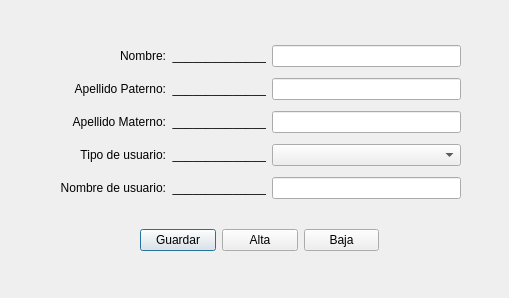
First picture: the form in ModifyUser.ui, repository degorck/enduring-chambers, before the edit.
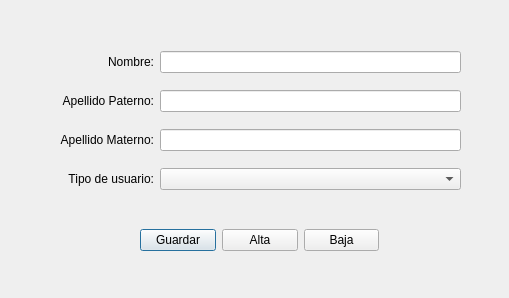
Second picture: the form after the edit.

Diff of the .ui file:
```diff
--- a/ModifyUser.ui
+++ b/ModifyUser.ui
@@ -56,32 +56,6 @@
     </rect>
    </property>
    <layout class="QGridLayout" name="gridLayout">
-    <item row="4" column="1">
-     <widget class="QLabel" name="label_current_username">
-      <property name="text">
-       <string>______________</string>
-      </property>
-      <property name="alignment">
-       <set>Qt::AlignRight|Qt::AlignTrailing|Qt::AlignVCenter</set>
-      </property>
-     </widget>
-    </item>
-    <item row="4" column="2">
-     <widget class="QLineEdit" name="lineEdit_4"/>
-    </item>
-    <item row="1" column="0">
-     <widget class="QLabel" name="label_paternal_surname">
-      <property name="text">
-       <string>Apellido Paterno:</string>
-      </property>
-      <property name="alignment">
-       <set>Qt::AlignRight|Qt::AlignTrailing|Qt::AlignVCenter</set>
-      </property>
-     </widget>
-    </item>
-    <item row="2" column="2">
-     <widget class="QLineEdit" name="lineEdit_3"/>
-    </item>
     <item row="0" column="0">
      <widget class="QLabel" name="label_name">
       <property name="text">
@@ -92,35 +66,27 @@
       </property>
      </widget>
     </item>
-    <item row="3" column="1">
-     <widget class="QLabel" name="label_current_user_type">
+    <item row="2" column="0">
+     <widget class="QLabel" name="label_maternal_surname">
       <property name="text">
-       <string>______________</string>
+       <string>Apellido Materno:</string>
       </property>
       <property name="alignment">
        <set>Qt::AlignRight|Qt::AlignTrailing|Qt::AlignVCenter</set>
       </property>
      </widget>
     </item>
+    <item row="1" column="1">
+     <widget class="QLineEdit" name="line_edit_paternal_surname"/>
+    </item>
+    <item row="2" column="1">
+     <widget class="QLineEdit" name="line_edit_maternal_surname"/>
+    </item>
     <item row="0" column="1">
-     <widget class="QLabel" name="label_current_name">
-      <property name="text">
-       <string>______________</string>
-      </property>
-      <property name="alignment">
-       <set>Qt::AlignRight|Qt::AlignTrailing|Qt::AlignVCenter</set>
-      </property>
-     </widget>
+     <widget class="QLineEdit" name="line_edit_name"/>
     </item>
-    <item row="4" column="0">
-     <widget class="QLabel" name="label_user_name">
-      <property name="text">
-       <string>Nombre de usuario:</string>
-      </property>
-      <property name="alignment">
-       <set>Qt::AlignRight|Qt::AlignTrailing|Qt::AlignVCenter</set>
-      </property>
-     </widget>
+    <item row="3" column="1">
+     <widget class="QComboBox" name="combo_box_user_type"/>
     </item>
     <item row="3" column="0">
      <widget class="QLabel" name="label_user_type">
@@ -132,45 +98,16 @@
       </property>
      </widget>
     </item>
-    <item row="0" column="2">
-     <widget class="QLineEdit" name="lineEdit"/>
-    </item>
-    <item row="2" column="1">
-     <widget class="QLabel" name="label_current_maternal_surname">
+    <item row="1" column="0">
+     <widget class="QLabel" name="label_paternal_surname">
       <property name="text">
-       <string>______________</string>
+       <string>Apellido Paterno:</string>
       </property>
       <property name="alignment">
        <set>Qt::AlignRight|Qt::AlignTrailing|Qt::AlignVCenter</set>
       </property>
      </widget>
     </item>
-    <item row="1" column="1">
-     <widget class="QLabel" name="label_current_paternal_surname">
-      <property name="text">
-       <string>______________</string>
-      </property>
-      <property name="alignment">
-       <set>Qt::AlignRight|Qt::AlignTrailing|Qt::AlignVCenter</set>
-      </property>
-     </widget>
-    </item>
-    <item row="2" column="0">
-     <widget class="QLabel" name="label_maternal_surname">
-      <property name="text">
-       <string>Apellido Materno:</string>
-      </property>
-      <property name="alignment">
-       <set>Qt::AlignRight|Qt::AlignTrailing|Qt::AlignVCenter</set>
-      </property>
-     </widget>
-    </item>
-    <item row="3" column="2">
-     <widget class="QComboBox" name="comboBox"/>
-    </item>
-    <item row="1" column="2">
-     <widget class="QLineEdit" name="lineEdit_2"/>
-    </item>
    </layout>
   </widget>
  </widget>
```
Left out of the diff: 9 changed lines with no effect on the pictures.
